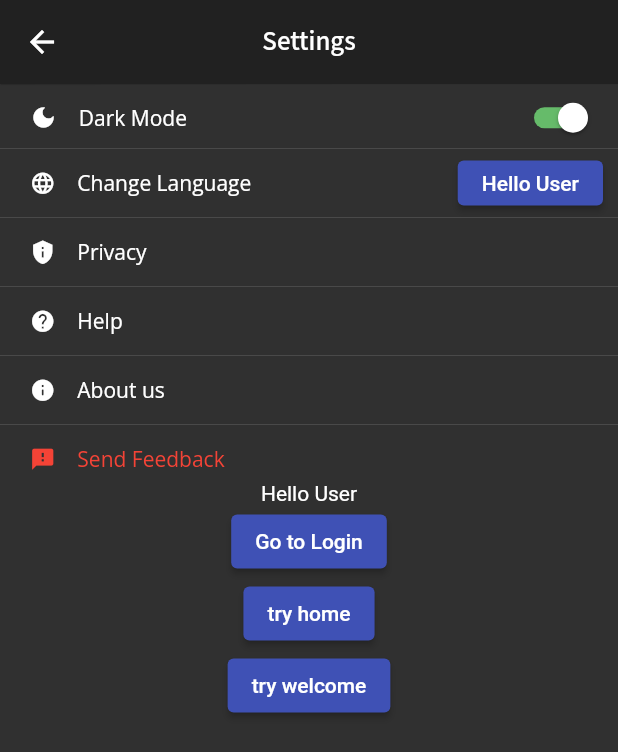
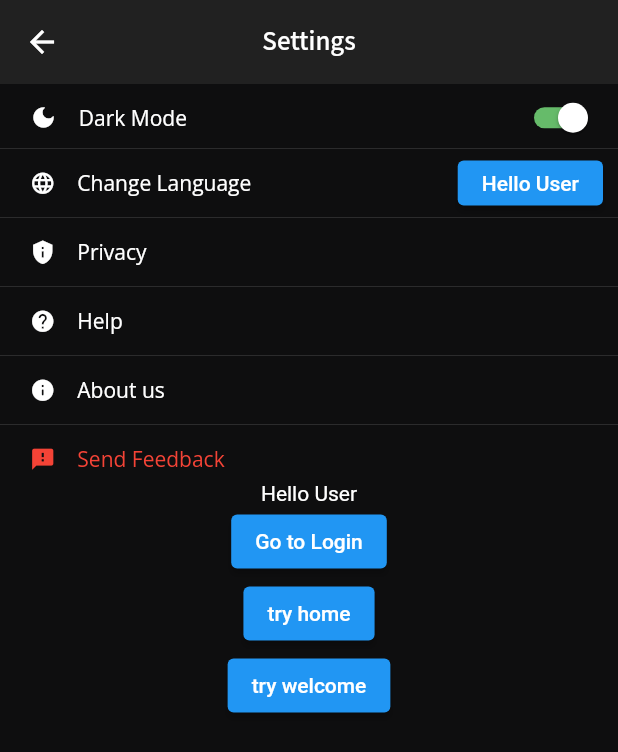
Before and after one commit to Crowful/Capstone_Sylviapp, a Flutter app: the SettingsPage screen opened by its route, on a phone screen of 412 x 824 dp. Shown: the top 752 px of the screen. Run offline on Flutter 3.47's test engine with Material 2 defaults, Android fonts, the phone set to English and light mode, and no system bars; our stand-ins replace cloud_firestore, easy_localization, firebase_auth, firebase_core, firebase_storage, flutter_riverpod and 4 more; accounts and stored records are empty.

Commit message:
Sept 9 mema

```diff
--- a/lib/config/theme_config.dart
+++ b/lib/config/theme_config.dart
@@ -1,13 +1,26 @@
 import 'package:flutter/material.dart';
+import 'app_color.dart';
 
 ThemeData light = ThemeData(
     brightness: Brightness.light,
-    primaryColor: Colors.white,
-    accentColor: Colors.pink,
-    primarySwatch: Colors.indigo,
-    scaffoldBackgroundColor: Color(0xfffefefe));
+    backgroundColor: AppColor.bodyColor,
+    scaffoldBackgroundColor: AppColor.bodyColor,
+    hintColor: AppColor.textColor,
+    primaryColorLight: AppColor.buttonBackgroundColor,
+    textTheme: TextTheme(
+        headline1: TextStyle(
+            color: Colors.black, fontSize: 40, fontWeight: FontWeight.bold)),
+    buttonTheme: ButtonThemeData(
+        textTheme: ButtonTextTheme.primary, buttonColor: Colors.black));
 
 ThemeData dark = ThemeData(
     brightness: Brightness.dark,
-    primarySwatch: Colors.indigo,
-    accentColor: Colors.pink);
+    backgroundColor: AppColor.bodyColorDark,
+    scaffoldBackgroundColor: AppColor.bodyColorDark,
+    hintColor: AppColor.textColor,
+    primaryColorLight: AppColor.buttonBackgroundColorDark,
+    textTheme: TextTheme(
+        headline1: TextStyle(
+            color: Colors.white, fontSize: 40, fontWeight: FontWeight.bold)),
+    buttonTheme: ButtonThemeData(
+        textTheme: ButtonTextTheme.primary, buttonColor: Colors.white));
--- a/lib/screens/settings_module/settings.dart
+++ b/lib/screens/settings_module/settings.dart
@@ -13,7 +13,7 @@ class SettingsPage extends ConsumerWidget {
 
     return Scaffold(
       appBar: AppBar(
-        elevation: 0.3,
+        elevation: 0,
         centerTitle: true,
         title: Text(
           'Settings',
@@ -195,10 +195,12 @@ class SettingsPage extends ConsumerWidget {
             ),
             Text(LocaleKeys.greetings.tr()),
             ElevatedButton(
-                onPressed: () {
-                  Navigator.pushReplacementNamed(context, "/login");
-                },
-                child: Text('Go to Login')),
+              onPressed: () {
+                Navigator.pushReplacementNamed(context, "/login");
+              },
+              child: Text('Go to Login'),
+              style: ButtonStyle(),
+            ),
             ElevatedButton(
                 onPressed: () {
                   Navigator.pushReplacementNamed(context, "/home");
--- a/lib/screens/sidebar_module/drawer_screen.dart
+++ b/lib/screens/sidebar_module/drawer_screen.dart
@@ -60,7 +60,7 @@ class _DrawerScreenState extends State<DrawerScreen> {
                         var name = snapshot.data!.get('username');
                         return Text(name,
                             style: TextStyle(
-                                color: Colors.white,
+                                color: Colors.black,
                                 fontSize: 16,
                                 fontWeight: FontWeight.bold));
                       }
```
Also changed, not shown: lib/config/app_color.dart (added, +12 -0 lines), lib/screens/home.dart (+40 -2 lines), lib/widgets/account_module_widgets/register_basic_info.dart (+4 -4 lines), lib/widgets/account_module_widgets/register_password.dart (+5 -3 lines), lib/widgets/account_module_widgets/register_user_email.dart (+5 -3 lines).
